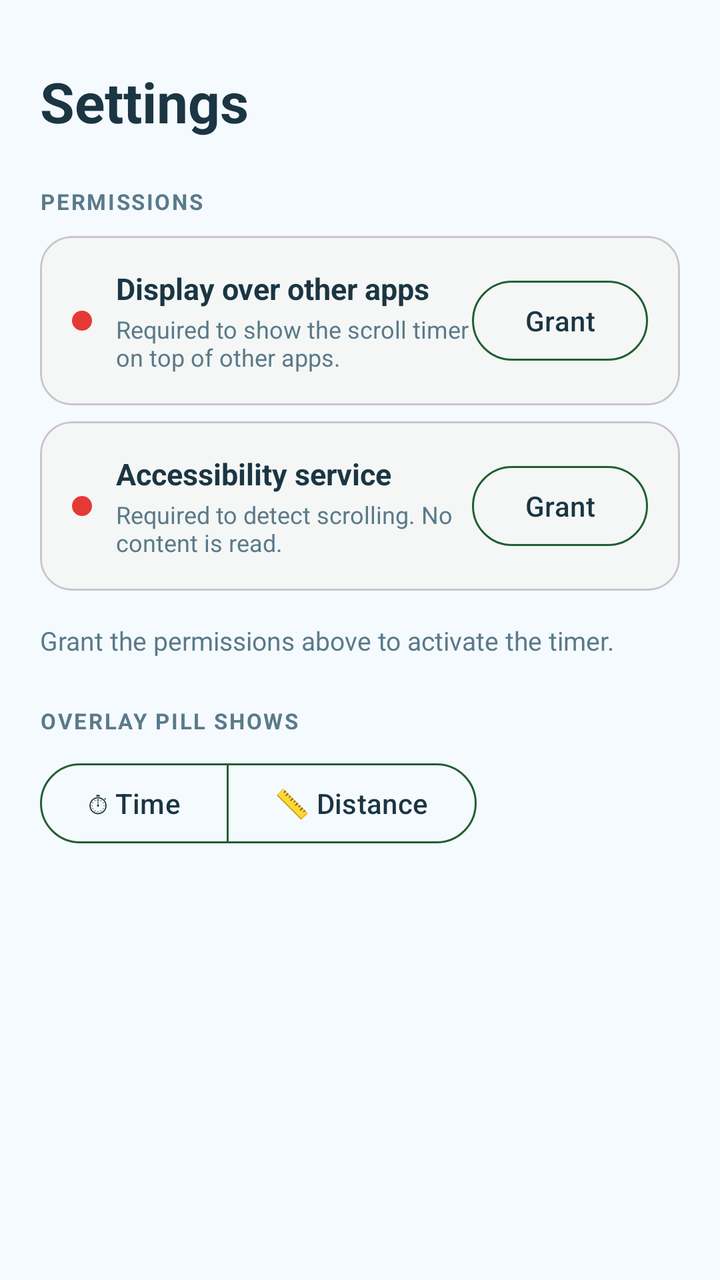
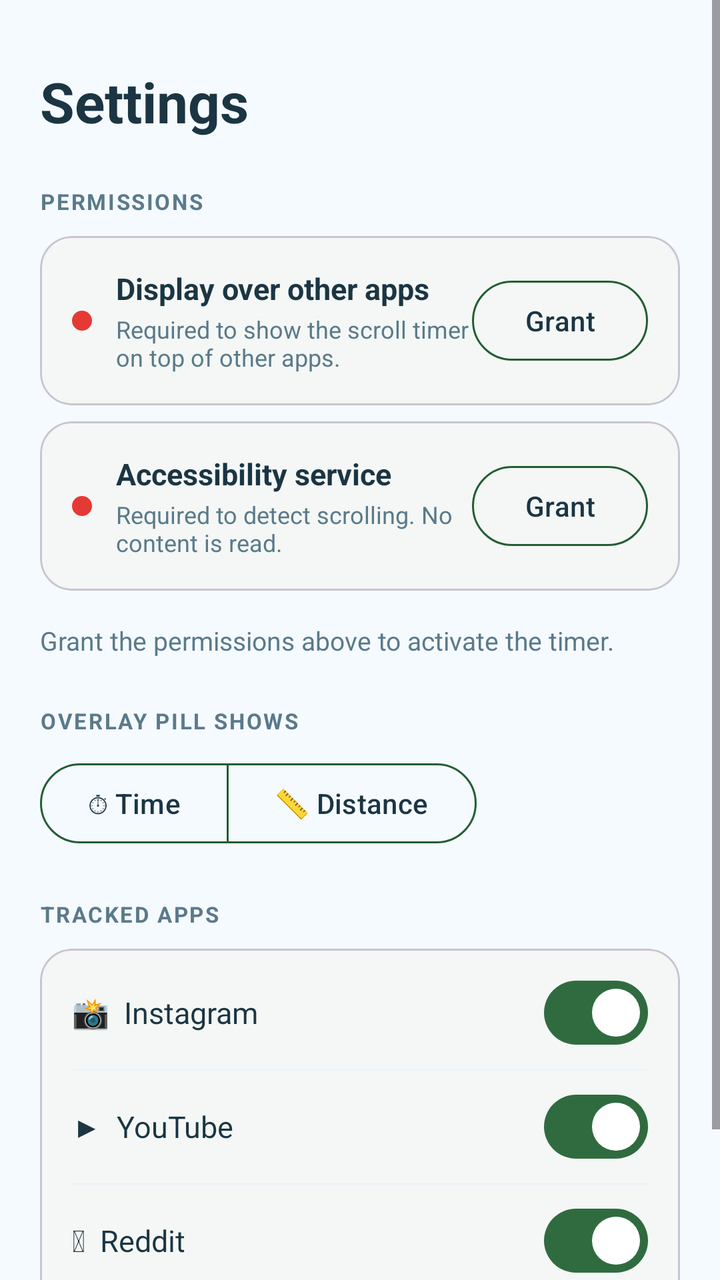

Two renders of the same Android screen: before a commit and after it. Below are the layout's source before the change and the commit's diff.
<!-- AndroidManifest.xml: application theme Theme.DoomScrollClock -->
<!-- res/layout/fragment_settings.xml -->
<?xml version="1.0" encoding="utf-8"?>
<ScrollView
    xmlns:android="http://schemas.android.com/apk/res/android"
    xmlns:app="http://schemas.android.com/apk/res-auto"
    android:layout_width="match_parent"
    android:layout_height="match_parent"
    android:background="@color/colorBackground"
    android:fillViewport="false">

    <LinearLayout
        android:layout_width="match_parent"
        android:layout_height="wrap_content"
        android:orientation="vertical"
        android:paddingHorizontal="20dp"
        android:paddingTop="32dp"
        android:paddingBottom="16dp">

        
        <TextView
            android:layout_width="wrap_content"
            android:layout_height="wrap_content"
            android:text="@string/settings_title"
            android:textColor="@color/colorOnSurface"
            android:textSize="28sp"
            android:textStyle="bold"
            android:layout_marginBottom="24dp" />

        
        <TextView
            android:layout_width="wrap_content"
            android:layout_height="wrap_content"
            android:text="@string/permissions_section_label"
            android:textColor="@color/colorOnSurfaceVariant"
            android:textSize="11sp"
            android:textStyle="bold"
            android:letterSpacing="0.08"
            android:textAllCaps="true"
            android:layout_marginBottom="10dp" />

        
        <com.google.android.material.card.MaterialCardView
            android:id="@+id/card_overlay"
            android:layout_width="match_parent"
            android:layout_height="wrap_content"
            app:cardBackgroundColor="@color/colorSurface"
            app:cardCornerRadius="16dp"
            app:cardElevation="1dp"
            android:layout_marginBottom="8dp">

            <androidx.constraintlayout.widget.ConstraintLayout
                android:layout_width="match_parent"
                android:layout_height="wrap_content"
                android:padding="16dp">

                <View
                    android:id="@+id/dot_overlay"
                    android:layout_width="10dp"
                    android:layout_height="10dp"
                    android:background="@drawable/dot_status"
                    app:layout_constraintTop_toTopOf="parent"
                    app:layout_constraintBottom_toBottomOf="parent"
                    app:layout_constraintStart_toStartOf="parent" />

                <TextView
                    android:id="@+id/label_overlay"
                    android:layout_width="0dp"
                    android:layout_height="wrap_content"
                    android:text="@string/permission_overlay_title"
                    android:textColor="@color/colorOnSurface"
                    android:textSize="15sp"
                    android:textStyle="bold"
                    app:layout_constraintStart_toEndOf="@id/dot_overlay"
                    app:layout_constraintEnd_toStartOf="@id/btn_overlay"
                    app:layout_constraintTop_toTopOf="parent"
                    android:layout_marginStart="12dp" />

                <TextView
                    android:layout_width="0dp"
                    android:layout_height="wrap_content"
                    android:text="@string/permission_overlay_desc"
                    android:textColor="@color/colorOnSurfaceVariant"
                    android:textSize="12sp"
                    app:layout_constraintStart_toEndOf="@id/dot_overlay"
                    app:layout_constraintEnd_toStartOf="@id/btn_overlay"
                    app:layout_constraintTop_toBottomOf="@id/label_overlay"
                    android:layout_marginStart="12dp"
                    android:layout_marginTop="2dp" />

                <com.google.android.material.button.MaterialButton
                    android:id="@+id/btn_overlay"
                    style="@style/Widget.Material3.Button.OutlinedButton"
                    android:layout_width="wrap_content"
                    android:layout_height="wrap_content"
                    android:text="@string/btn_grant"
                    android:textColor="@color/colorOnSurface"
                    app:strokeColor="@color/colorPrimaryVariant"
                    app:layout_constraintEnd_toEndOf="parent"
                    app:layout_constraintTop_toTopOf="parent"
                    app:layout_constraintBottom_toBottomOf="parent" />

            </androidx.constraintlayout.widget.ConstraintLayout>
        </com.google.android.material.card.MaterialCardView>

        
        <com.google.android.material.card.MaterialCardView
            android:id="@+id/card_accessibility"
            android:layout_width="match_parent"
            android:layout_height="wrap_content"
            app:cardBackgroundColor="@color/colorSurface"
            app:cardCornerRadius="16dp"
            app:cardElevation="1dp"
            android:layout_marginBottom="8dp">

            <androidx.constraintlayout.widget.ConstraintLayout
                android:layout_width="match_parent"
                android:layout_height="wrap_content"
                android:padding="16dp">

                <View
                    android:id="@+id/dot_accessibility"
                    android:layout_width="10dp"
                    android:layout_height="10dp"
                    android:background="@drawable/dot_status"
                    app:layout_constraintTop_toTopOf="parent"
                    app:layout_constraintBottom_toBottomOf="parent"
                    app:layout_constraintStart_toStartOf="parent" />

                <TextView
                    android:id="@+id/label_accessibility"
                    android:layout_width="0dp"
                    android:layout_height="wrap_content"
                    android:text="@string/permission_accessibility_title"
                    android:textColor="@color/colorOnSurface"
                    android:textSize="15sp"
                    android:textStyle="bold"
                    app:layout_constraintStart_toEndOf="@id/dot_accessibility"
                    app:layout_constraintEnd_toStartOf="@id/btn_accessibility"
                    app:layout_constraintTop_toTopOf="parent"
                    android:layout_marginStart="12dp" />

                <TextView
                    android:layout_width="0dp"
                    android:layout_height="wrap_content"
                    android:text="@string/permission_accessibility_desc"
                    android:textColor="@color/colorOnSurfaceVariant"
                    android:textSize="12sp"
                    app:layout_constraintStart_toEndOf="@id/dot_accessibility"
                    app:layout_constraintEnd_toStartOf="@id/btn_accessibility"
                    app:layout_constraintTop_toBottomOf="@id/label_accessibility"
                    android:layout_marginStart="12dp"
                    android:layout_marginTop="2dp" />

                <com.google.android.material.button.MaterialButton
                    android:id="@+id/btn_accessibility"
                    style="@style/Widget.Material3.Button.OutlinedButton"
                    android:layout_width="wrap_content"
                    android:layout_height="wrap_content"
                    android:text="@string/btn_grant"
                    android:textColor="@color/colorOnSurface"
                    app:strokeColor="@color/colorPrimaryVariant"
                    app:layout_constraintEnd_toEndOf="parent"
                    app:layout_constraintTop_toTopOf="parent"
                    app:layout_constraintBottom_toBottomOf="parent" />

            </androidx.constraintlayout.widget.ConstraintLayout>
        </com.google.android.material.card.MaterialCardView>

        
        <com.google.android.material.card.MaterialCardView
            android:id="@+id/card_notification"
            android:layout_width="match_parent"
            android:layout_height="wrap_content"
            app:cardBackgroundColor="@color/colorSurface"
            app:cardCornerRadius="16dp"
            app:cardElevation="1dp"
            android:layout_marginBottom="8dp"
            android:visibility="gone">

            <androidx.constraintlayout.widget.ConstraintLayout
                android:layout_width="match_parent"
                android:layout_height="wrap_content"
                android:padding="16dp">

                <View
                    android:id="@+id/dot_notification"
                    android:layout_width="10dp"
                    android:layout_height="10dp"
                    android:background="@drawable/dot_status"
                    app:layout_constraintTop_toTopOf="parent"
                    app:layout_constraintBottom_toBottomOf="parent"
                    app:layout_constraintStart_toStartOf="parent" />

                <TextView
                    android:id="@+id/label_notification"
                    android:layout_width="0dp"
                    android:layout_height="wrap_content"
                    android:text="@string/permission_notification_title"
                    android:textColor="@color/colorOnSurface"
                    android:textSize="15sp"
                    android:textStyle="bold"
                    app:layout_constraintStart_toEndOf="@id/dot_notification"
                    app:layout_constraintEnd_toStartOf="@id/btn_notification"
                    app:layout_constraintTop_toTopOf="parent"
                    android:layout_marginStart="12dp" />

                <TextView
                    android:layout_width="0dp"
                    android:layout_height="wrap_content"
                    android:text="@string/permission_notification_desc"
                    android:textColor="@color/colorOnSurfaceVariant"
                    android:textSize="12sp"
                    app:layout_constraintStart_toEndOf="@id/dot_notification"
                    app:layout_constraintEnd_toStartOf="@id/btn_notification"
                    app:layout_constraintTop_toBottomOf="@id/label_notification"
                    android:layout_marginStart="12dp"
                    android:layout_marginTop="2dp" />

                <com.google.android.material.button.MaterialButton
                    android:id="@+id/btn_notification"
                    style="@style/Widget.Material3.Button.OutlinedButton"
                    android:layout_width="wrap_content"
                    android:layout_height="wrap_content"
                    android:text="@string/btn_grant"
                    android:textColor="@color/colorOnSurface"
                    app:strokeColor="@color/colorPrimaryVariant"
                    app:layout_constraintEnd_toEndOf="parent"
                    app:layout_constraintTop_toTopOf="parent"
                    app:layout_constraintBottom_toBottomOf="parent" />

            </androidx.constraintlayout.widget.ConstraintLayout>
        </com.google.android.material.card.MaterialCardView>

        
        <TextView
            android:id="@+id/status_text"
            android:layout_width="wrap_content"
            android:layout_height="wrap_content"
            android:text="@string/status_missing_permissions"
            android:textColor="@color/colorOnSurfaceVariant"
            android:textSize="13sp"
            android:layout_marginTop="8dp"
            android:layout_marginBottom="24dp" />

        
        <TextView
            android:layout_width="wrap_content"
            android:layout_height="wrap_content"
            android:text="@string/pill_display_section_label"
            android:textColor="@color/colorOnSurfaceVariant"
            android:textSize="11sp"
            android:textStyle="bold"
            android:letterSpacing="0.08"
            android:textAllCaps="true"
            android:layout_marginBottom="10dp" />

        <com.google.android.material.button.MaterialButtonToggleGroup
            android:id="@+id/toggle_pill_mode"
            android:layout_width="wrap_content"
            android:layout_height="wrap_content"
            app:singleSelection="true"
            app:selectionRequired="true">

            <com.google.android.material.button.MaterialButton
                android:id="@+id/btn_mode_time"
                style="@style/Widget.Material3.Button.OutlinedButton"
                android:layout_width="wrap_content"
                android:layout_height="wrap_content"
                android:text="@string/btn_mode_time"
                android:textColor="@color/colorOnSurface"
                app:strokeColor="@color/colorPrimaryVariant" />

            <com.google.android.material.button.MaterialButton
                android:id="@+id/btn_mode_distance"
                style="@style/Widget.Material3.Button.OutlinedButton"
                android:layout_width="wrap_content"
                android:layout_height="wrap_content"
                android:text="@string/btn_mode_distance"
                android:textColor="@color/colorOnSurface"
                app:strokeColor="@color/colorPrimaryVariant" />

        </com.google.android.material.button.MaterialButtonToggleGroup>

    </LinearLayout>

</ScrollView>
<!-- resources referenced by this layout -->
<resources>
  <color name="colorBackground">#F5FAFF</color>
  <color name="colorOnSurface">#1B3543</color>
  <color name="colorOnSurfaceVariant">#5A7A8A</color>
  <color name="colorPrimaryVariant">#235E34</color>
  <color name="colorSurface">#FFFFFF</color>
  <!-- drawable dot_status (drawable) -->
  <?xml version="1.0" encoding="utf-8"?>
  <shape xmlns:android="http://schemas.android.com/apk/res/android"
      android:shape="oval">
      <solid android:color="@color/colorNotGranted" />
  </shape>
  <string name="btn_grant">Grant</string>
  <string name="btn_mode_distance">📏 Distance</string>
  <string name="btn_mode_time">⏱ Time</string>
  <string name="permission_accessibility_desc">Required to detect scrolling. No content is read.</string>
  <string name="permission_accessibility_title">Accessibility service</string>
  <string name="permission_notification_desc">Shows a fun fact after each scroll session ends.</string>
  <string name="permission_notification_title">Notifications (optional)</string>
  <string name="permission_overlay_desc">Required to show the scroll timer on top of other apps.</string>
  <string name="permission_overlay_title">Display over other apps</string>
  <string name="permissions_section_label">Permissions</string>
  <string name="pill_display_section_label">Overlay pill shows</string>
  <string name="settings_title">Settings</string>
  <string name="status_missing_permissions">Grant the permissions above to activate the timer.</string>
  <style name="Theme.DoomScrollClock" parent="Theme.Material3.DayNight.NoActionBar">
          <item name="colorPrimary">@color/colorPrimary</item>
          <item name="colorPrimaryVariant">@color/colorPrimaryVariant</item>
          <item name="colorSecondary">@color/colorPrimary</item>
          <item name="colorOnPrimary">@color/colorOnPrimary</item>
          <item name="colorSurface">@color/colorSurface</item>
          <item name="colorOnSurface">@color/colorOnSurface</item>
          <item name="android:colorBackground">@color/colorBackground</item>
          <item name="android:windowBackground">@color/colorBackground</item>
          <item name="android:statusBarColor">@color/colorBackground</item>
          <item name="android:windowLightStatusBar">true</item>
          <item name="bottomNavigationStyle">@style/Widget.App.BottomNavigation</item>
      </style>
  <color name="colorNotGranted">#E53935</color>
  <color name="colorPrimary">#306B3F</color>
  <color name="colorOnPrimary">#FFFFFF</color>
  <style name="Widget.App.BottomNavigation" parent="Widget.Material3.BottomNavigationView">
          <item name="android:background">@color/colorNavBackground</item>
          <item name="elevation">0dp</item>
          <item name="labelVisibilityMode">labeled</item>
          <item name="itemIconTint">@color/nav_item_color</item>
          <item name="itemTextColor">@color/nav_item_color</item>
      </style>
  <color name="colorNavBackground">#FFFFFF</color>
</resources>

<!-- the commit's change to res/layout/fragment_settings.xml (unified diff, before → after) -->
@@ -280,6 +280,134 @@
 
         </com.google.android.material.button.MaterialButtonToggleGroup>
 
+        
+        <TextView
+            android:layout_width="wrap_content"
+            android:layout_height="wrap_content"
+            android:text="@string/tracked_apps_section_label"
+            android:textColor="@color/colorOnSurfaceVariant"
+            android:textSize="11sp"
+            android:textStyle="bold"
+            android:letterSpacing="0.08"
+            android:textAllCaps="true"
+            android:layout_marginTop="24dp"
+            android:layout_marginBottom="10dp" />
+
+        <com.google.android.material.card.MaterialCardView
+            android:layout_width="match_parent"
+            android:layout_height="wrap_content"
+            app:cardBackgroundColor="@color/colorSurface"
+            app:cardCornerRadius="16dp"
+            app:cardElevation="1dp">
+
+            <LinearLayout
+                android:layout_width="match_parent"
+                android:layout_height="wrap_content"
+                android:orientation="vertical"
+                android:paddingHorizontal="16dp"
+                android:paddingVertical="4dp">
+
+                <LinearLayout
+                    android:layout_width="match_parent"
+                    android:layout_height="56dp"
+                    android:orientation="horizontal"
+                    android:gravity="center_vertical">
+
+                    <TextView
+                        android:layout_width="0dp"
+                        android:layout_height="wrap_content"
+                        android:layout_weight="1"
+                        android:text="📸  Instagram"
+                        android:textColor="@color/colorOnSurface"
+                        android:textSize="15sp" />
+
+                    <com.google.android.material.materialswitch.MaterialSwitch
+                        android:id="@+id/switch_instagram"
+                        android:layout_width="wrap_content"
+                        android:layout_height="wrap_content"
+                        android:checked="true" />
+
+                </LinearLayout>
+
+                <View android:layout_width="match_parent" android:layout_height="1dp"
+                    android:background="@color/colorSurfaceVariant" />
+
+                <LinearLayout
+                    android:layout_width="match_parent"
+                    android:layout_height="56dp"
+                    android:orientation="horizontal"
+                    android:gravity="center_vertical">
+
+                    <TextView
+                        android:layout_width="0dp"
+                        android:layout_height="wrap_content"
+                        android:layout_weight="1"
+                        android:text="&#9654;  YouTube"
+                        android:textColor="@color/colorOnSurface"
+                        android:textSize="15sp" />
+
+                    <com.google.android.material.materialswitch.MaterialSwitch
+                        android:id="@+id/switch_youtube"
+                        android:layout_width="wrap_content"
+                        android:layout_height="wrap_content"
+                        android:checked="true" />
+
+                </LinearLayout>
+
+                <View android:layout_width="match_parent" android:layout_height="1dp"
+                    android:background="@color/colorSurfaceVariant" />
+
+                <LinearLayout
+                    android:layout_width="match_parent"
+                    android:layout_height="56dp"
+                    android:orientation="horizontal"
+                    android:gravity="center_vertical">
+
+                    <TextView
+                        android:layout_width="0dp"
+                        android:layout_height="wrap_content"
+                        android:layout_weight="1"
+                        android:text="&#128126;  Reddit"
+                        android:textColor="@color/colorOnSurface"
+                        android:textSize="15sp" />
+
+                    <com.google.android.material.materialswitch.MaterialSwitch
+                        android:id="@+id/switch_reddit"
+                        android:layout_width="wrap_content"
+                        android:layout_height="wrap_content"
+                        android:checked="true" />
+
+                </LinearLayout>
+
+                <View android:layout_width="match_parent" android:layout_height="1dp"
+                    android:background="@color/colorSurfaceVariant" />
+
+                <LinearLayout
+                    android:layout_width="match_parent"
+                    android:layout_height="56dp"
+                    android:orientation="horizontal"
+                    android:gravity="center_vertical">
+
+                    <TextView
+                        android:layout_width="0dp"
+                        android:layout_height="wrap_content"
+                        android:layout_weight="1"
+                        android:text="&#128123;  Snapchat"
+                        android:textColor="@color/colorOnSurface"
+                        android:textSize="15sp" />
+
+                    <com.google.android.material.materialswitch.MaterialSwitch
+                        android:id="@+id/switch_snapchat"
+                        android:layout_width="wrap_content"
+                        android:layout_height="wrap_content"
+                        android:checked="true" />
+
+                </LinearLayout>
+
+            </LinearLayout>
+
+        </com.google.android.material.card.MaterialCardView>
+
     </LinearLayout>
 
 </ScrollView>
<!-- resource entries referenced after the edit -->
@@ -5,6 +5,7 @@
   <color name="colorOnSurfaceVariant">#5A7A8A</color>
   <color name="colorPrimaryVariant">#235E34</color>
   <color name="colorSurface">#FFFFFF</color>
+  <color name="colorSurfaceVariant">#EBF3F9</color>
   <!-- drawable dot_status (drawable) -->
   <?xml version="1.0" encoding="utf-8"?>
   <shape xmlns:android="http://schemas.android.com/apk/res/android"
@@ -24,6 +25,7 @@
   <string name="pill_display_section_label">Overlay pill shows</string>
   <string name="settings_title">Settings</string>
   <string name="status_missing_permissions">Grant the permissions above to activate the timer.</string>
+  <string name="tracked_apps_section_label">Tracked apps</string>
   <style name="Theme.DoomScrollClock" parent="Theme.Material3.DayNight.NoActionBar">
           <item name="colorPrimary">@color/colorPrimary</item>
           <item name="colorPrimaryVariant">@color/colorPrimaryVariant</item>
